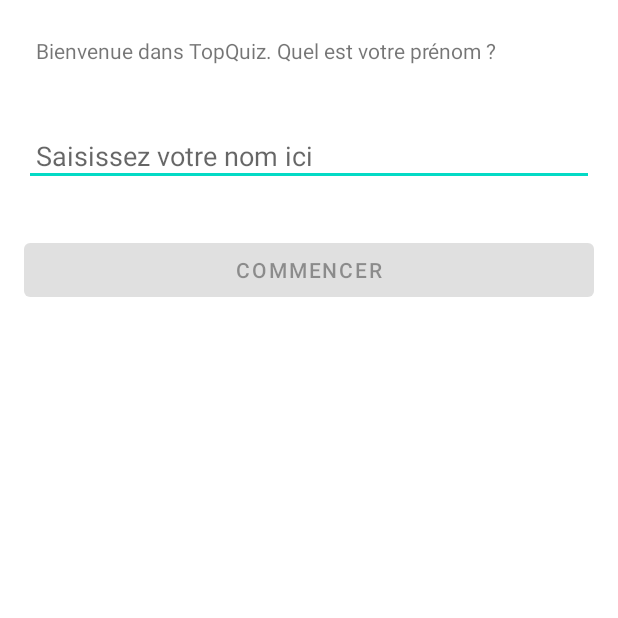
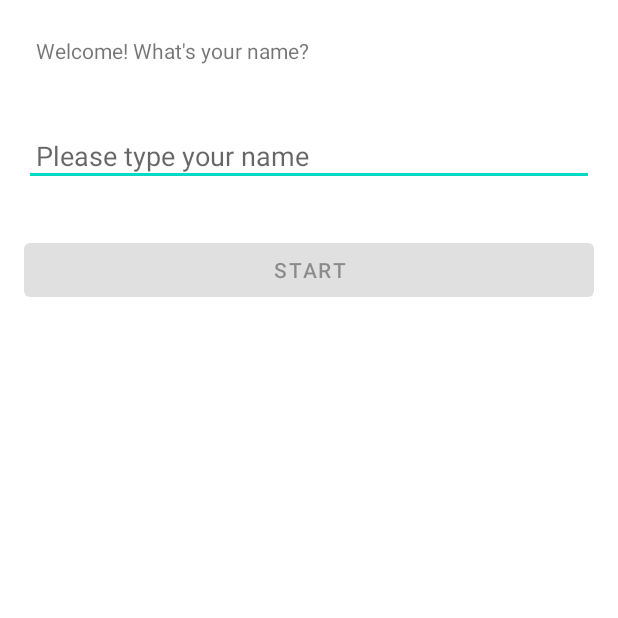
Before and after one commit to JosephCHEYNET/TopQuizzAndroid, an Android app: the screen it shows after launch (MainActivity), on a phone screen of 412 x 824 dp, the top half of it. Run offline under Robolectric (Android 15) with nearby library versions, the light colour scheme and no system bars.

Commit message:
Implémentation paramètres utilisateurs

```diff
--- a/app/src/main/java/com/example/topquizzandroid/controler/MainActivity.kt
+++ b/app/src/main/java/com/example/topquizzandroid/controler/MainActivity.kt
@@ -10,13 +10,14 @@
 import android.content.Intent
 import com.example.topquizzandroid.R
 import com.example.topquizzandroid.model.User
-
+import androidx.appcompat.app.AlertDialog
 
 class MainActivity : AppCompatActivity() {
     private lateinit var greetingTextView: TextView
     private lateinit var nameEditText: EditText
     private lateinit var playButton: Button
     private lateinit var user: User
+    private var score: Int? = 0
     override fun onCreate(savedInstanceState: Bundle?) {
         super.onCreate(savedInstanceState)
         setContentView(R.layout.activity_main)
@@ -31,11 +32,55 @@
                 playButton.isEnabled = s.toString().isNotEmpty()
             }
         })
+        user = User(getSharedPreferences(SHARED_PREF_USER_INFO, MODE_PRIVATE).getString(SHARED_PREF_USER_INFO_NAME, "")
+            .toString())
+
+        val score = getSharedPreferences(SHARED_PREF_USER_INFO, MODE_PRIVATE).getInt(
+            SHARED_PREF_USER_INFO_SCORE,
+            -1
+        )
+        if (user.firstName.isNotEmpty()){
+            if (score != -1) {
+                greetingTextView.text =getString(R.string.welcome_back_with_score, user.firstName, score)
+            } else {
+                greetingTextView.text = getString(R.string.welcome_back, user.firstName)
+            }
+            greetingTextView.text = ""
+            nameEditText.setText(user.firstName)
+        }
         playButton.setOnClickListener {
-            user = User(nameEditText.text.toString())
+            user.firstName = nameEditText.text.toString()
+            getSharedPreferences(SHARED_PREF_USER_INFO, MODE_PRIVATE)
+                .edit()
+                .putString(SHARED_PREF_USER_INFO_NAME, user.firstName)
+                .apply()
             val gameActivityIntent = Intent(this@MainActivity, GameActivity::class.java)
-            startActivity(gameActivityIntent)
+            startActivityForResult(gameActivityIntent, GAME_ACTIVITY_REQUEST_CODE)
         }
 
     }
+
+    override fun onActivityResult(requestCode: Int, resultCode: Int, data: Intent?) {
+        if (requestCode == GAME_ACTIVITY_REQUEST_CODE && resultCode == RESULT_OK) {
+            score = data?.getIntExtra(GameActivity.BUNDLE_EXTRA_SCORE,0)
+            displayScore()
+        }
+        super.onActivityResult(requestCode, resultCode, data)
+    }
+
+    private fun displayScore(){
+        val builder = AlertDialog.Builder(this)
+        builder.setTitle("Well done ${user.firstName}!")
+                .setMessage("Your score is $score")
+                .setPositiveButton("OK") { _, _ -> finish() }
+                .create()
+                .show()
+    }
+
+    companion object {
+        private const val GAME_ACTIVITY_REQUEST_CODE = 1
+        private const val SHARED_PREF_USER_INFO = "SHARED_PREF_USER_INFO"
+        private const val SHARED_PREF_USER_INFO_NAME = "SHARED_PREF_USER_INFO_NAME"
+        private const val SHARED_PREF_USER_INFO_SCORE = "SHARED_PREF_USER_INFO_SCORE"
+    }
 }
--- a/app/src/main/java/com/example/topquizzandroid/model/User.kt
+++ b/app/src/main/java/com/example/topquizzandroid/model/User.kt
@@ -1,3 +1,3 @@
 package com.example.topquizzandroid.model
 
-class User (val firstName: String)
+class User (var firstName: String)
--- a/app/src/main/res/layout/activity_main.xml
+++ b/app/src/main/res/layout/activity_main.xml
@@ -14,7 +14,7 @@
         android:layout_height="wrap_content"
         android:layout_margin="16dp"
         android:padding="8dp"
-        android:text="Bienvenue dans TopQuiz. Quel est votre prénom ?"
+        android:text="@string/WELCOME_TEXT"
         app:layout_constraintBottom_toBottomOf="parent"
         app:layout_constraintLeft_toLeftOf="parent"
         app:layout_constraintRight_toRightOf="parent"
@@ -25,13 +25,15 @@
         android:layout_height="wrap_content"
         android:layout_margin="16dp"
         android:padding="8dp"
-        android:hint="Saisissez votre nom ici"/>
+        android:hint="@string/INPUT_NAME_PLACEHOLDER"
+        android:inputType="text"
+        android:autofillHints="false" />
     <Button
         android:id="@+id/main_button_play"
         android:layout_width="match_parent"
         android:layout_height="wrap_content"
         android:layout_margin="16dp"
         android:padding="8dp"
-        android:text="Commencer"/>
+        android:text="@string/START_BUTTON_TEXT"/>
 
 </LinearLayout>
--- a/app/src/main/res/values/strings.xml
+++ b/app/src/main/res/values/strings.xml
@@ -1,3 +1,8 @@
 <resources>
     <string name="app_name">Poésies</string>
+    <string name="WELCOME_TEXT">Welcome! What\'s your name?</string>
+    <string name="INPUT_NAME_PLACEHOLDER">Please type your name</string>
+    <string name="START_BUTTON_TEXT">Start</string>
+    <string name="welcome_back_with_score">Welcome back, %s!\nYour last score was %d, will you do better this time?</string>
+    <string name="welcome_back">Welcome back, %s!</string>
 </resources>
```
Also changed, not shown: app/src/main/java/com/example/topquizzandroid/controler/GameActivity.kt (+7 -11 lines).
